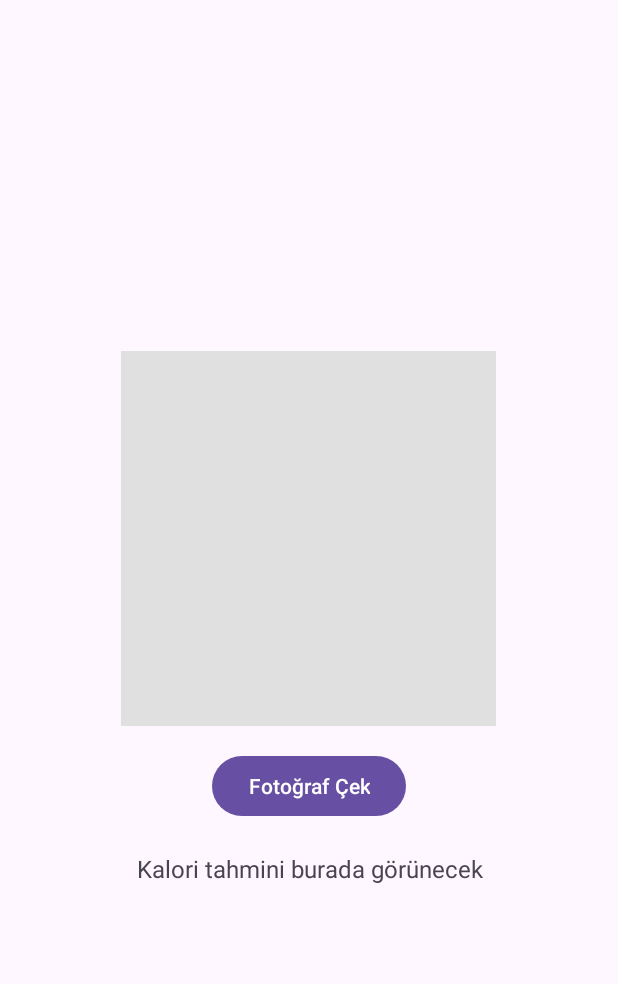
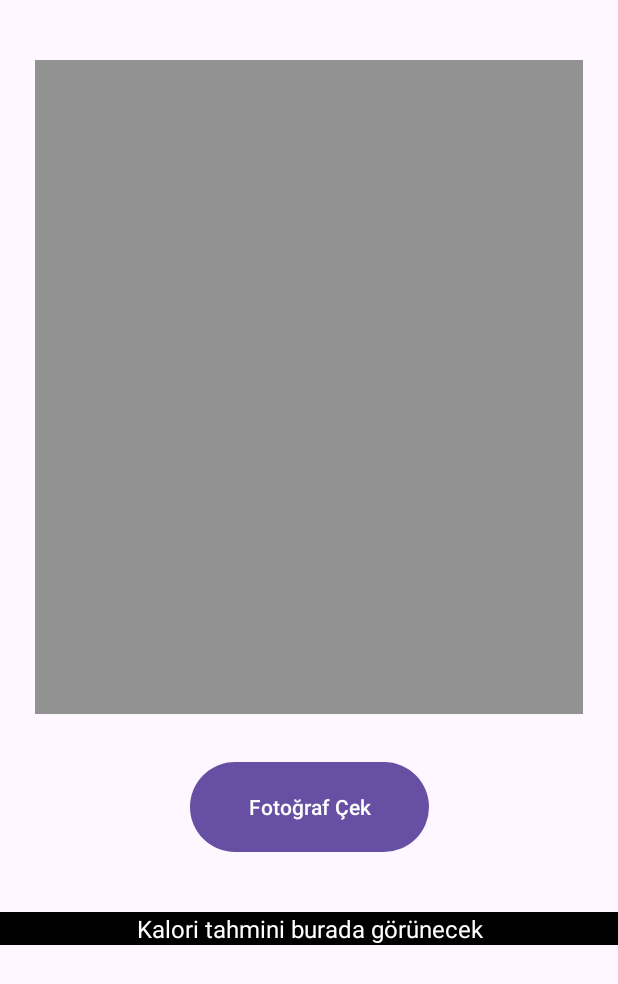
Before and after one commit to OrhanUnal/Cook-Cam, an Android app: the layout fragment_camera.xml on its own in the app's theme, with its tools: preview values and no code run, on a phone screen of 412 x 824 dp. Shown: the top 984 px of the screen. Run offline under Robolectric (Android 15) with nearby library versions, the phone set to English and light mode, and no system bars.

Commit message:
Refactor camera fragment layout to ConstraintLayout
Replaces LinearLayout with ConstraintLayout in fragment_camera.xml for improved UI flexibility. Updates view properties and constraints for Button, TextView, and ImageView to better align and size elements.

```diff
--- a/app/src/main/res/layout/fragment_camera.xml
+++ b/app/src/main/res/layout/fragment_camera.xml
@@ -1,32 +1,46 @@
-<LinearLayout
-    xmlns:android="http://schemas.android.com/apk/res/android"
+<androidx.constraintlayout.widget.ConstraintLayout xmlns:android="http://schemas.android.com/apk/res/android"
+    xmlns:tools="http://schemas.android.com/tools"
     android:layout_width="match_parent"
-    android:layout_height="match_parent"
-    android:orientation="vertical"
-    android:gravity="center"
-    android:padding="16dp">
+android:layout_height="match_parent"
+xmlns:app="http://schemas.android.com/apk/res-auto"
+android:gravity="center"
+android:orientation="vertical">
 
-    <ImageView
-        android:id="@+id/iv_image"
-        android:layout_width="250dp"
-        android:layout_height="250dp"
-        android:scaleType="centerCrop"
-        android:background="#E0E0E0" />
 
     <Button
         android:id="@+id/btn_camera"
-        android:layout_width="wrap_content"
-        android:layout_height="wrap_content"
+        android:layout_width="159dp"
+        android:layout_height="68dp"
+        android:layout_marginTop="28dp"
         android:text="Fotoğraf Çek"
-        android:layout_marginTop="16dp" />
+        app:layout_constraintLeft_toLeftOf="parent"
+        app:layout_constraintRight_toRightOf="parent"
+        app:layout_constraintTop_toBottomOf="@id/iv_image" />
 
     <TextView
         android:id="@+id/tv_result"
         android:layout_width="match_parent"
         android:layout_height="wrap_content"
+        android:layout_marginTop="608dp"
+        android:gravity="center"
         android:text="Kalori tahmini burada görünecek"
-        android:gravity="center"
         android:textSize="16sp"
-        android:layout_marginTop="20dp"/>
+        android:textColor="#FFFFFF"
+        android:background="#000000"
+        app:layout_constraintHorizontal_bias="0.0"
+        app:layout_constraintLeft_toLeftOf="parent"
+        app:layout_constraintRight_toRightOf="parent"
+        app:layout_constraintTop_toTopOf="parent" />
 
-</LinearLayout>
+    <androidx.appcompat.widget.AppCompatImageView
+        android:id="@+id/iv_image"
+        android:layout_width="365dp"
+        android:layout_height="436dp"
+        android:layout_marginTop="40dp"
+        android:scaleType="centerCrop"
+        android:background="#929292"
+        app:layout_constraintLeft_toLeftOf="parent"
+        app:layout_constraintRight_toRightOf="parent"
+        app:layout_constraintTop_toTopOf="parent" />
+
+</androidx.constraintlayout.widget.ConstraintLayout>
```
